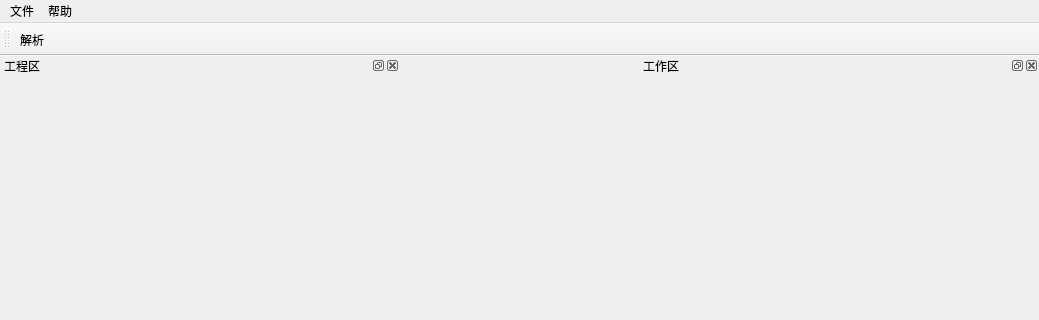
Above: dataAnalysis/mainwindow.ui from xuqingxiangstu/platform before the change; both pictures show x 0 to 1039 and y 0 to 320 of the 1039 by 637 pixel window. Below: the same form after it.
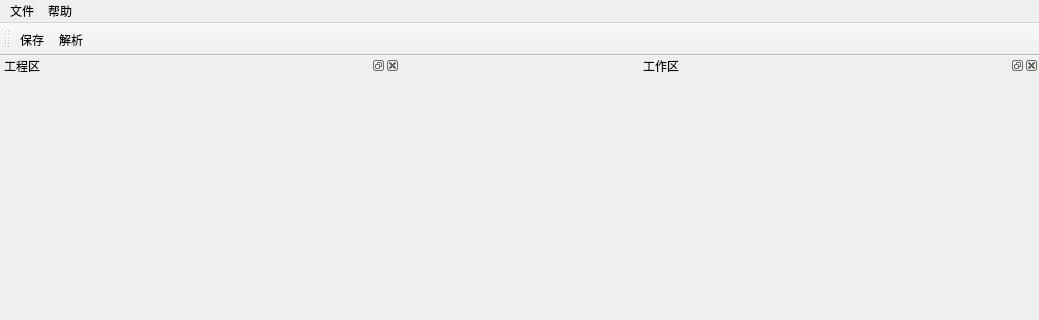
That is the form after the change.

```diff
--- a/dataAnalysis/mainwindow.ui
+++ b/dataAnalysis/mainwindow.ui
@@ -64,6 +64,7 @@
    <attribute name="toolBarBreak">
     <bool>false</bool>
    </attribute>
+   <addaction name="actionSave"/>
    <addaction name="actionParse"/>
   </widget>
   <widget class="QStatusBar" name="statusBar"/>
@@ -241,6 +242,17 @@
     <string>123</string>
    </property>
   </action>
+  <action name="actionSave">
+   <property name="text">
+    <string>保存</string>
+   </property>
+   <property name="shortcut">
+    <string>Ctrl+S</string>
+   </property>
+   <property name="menuRole">
+    <enum>QAction::TextHeuristicRole</enum>
+   </property>
+  </action>
  </widget>
  <layoutdefault spacing="6" margin="11"/>
  <resources/>
```
Left out of the diff: 4 changed lines with no effect on the pictures.
